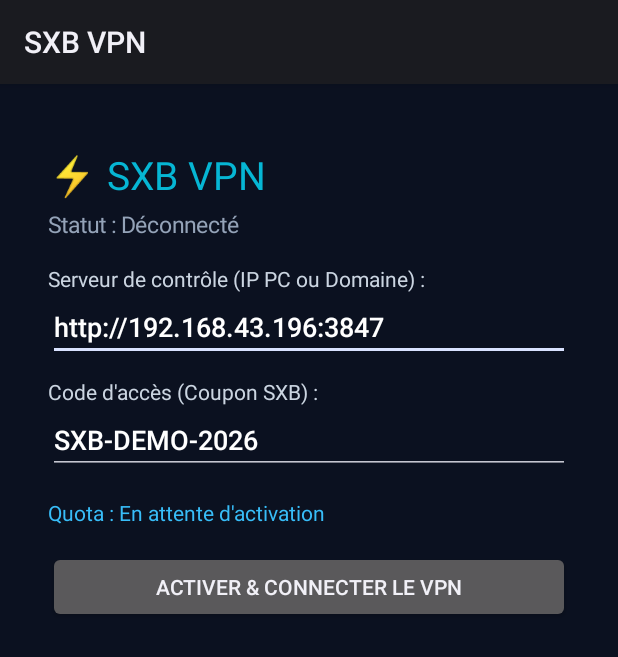
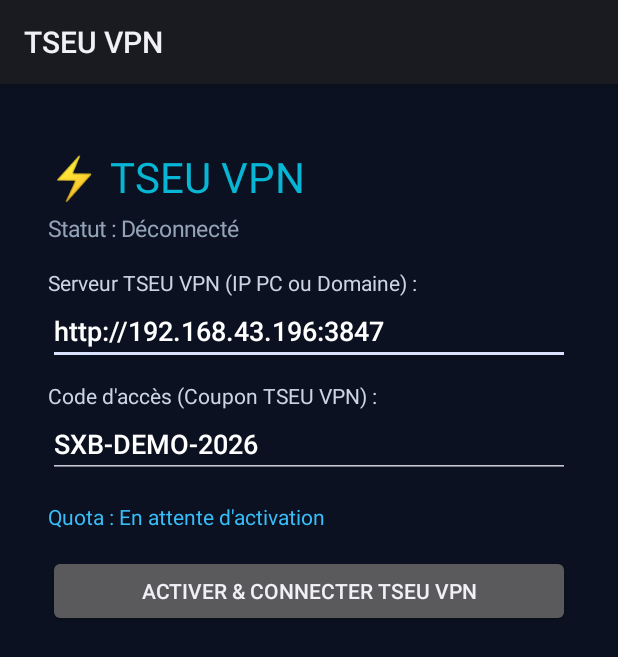
Before and after one commit to Tseu0/sxb-vpn, an Android app: the screen it shows after launch (MainActivity), on a phone screen of 412 x 824 dp. Shown: the top 657 px of the screen. Run offline under Robolectric (Android 15) with nearby library versions, the phone set to English and light mode, and no system bars.

Commit message:
Rebranding complet en TSEU VPN (App Android, Dashboard, Coupons et Certificat)

```diff
--- a/android-client/app/src/main/AndroidManifest.xml
+++ b/android-client/app/src/main/AndroidManifest.xml
@@ -9,14 +9,14 @@
     <application
         android:allowBackup="false"
         android:icon="@android:drawable/ic_lock_lock"
-        android:label="SXB VPN"
+        android:label="TSEU VPN"
         android:usesCleartextTraffic="true"
         android:supportsRtl="true">
 
         <activity
             android:name=".MainActivity"
             android:exported="true"
-            android:label="SXB VPN">
+            android:label="TSEU VPN">
             <intent-filter>
                 <action android:name="android.intent.action.MAIN" />
                 <category android:name="android.intent.category.LAUNCHER" />
--- a/android-client/app/src/main/java/com/sxbvpn/mobile/MainActivity.kt
+++ b/android-client/app/src/main/java/com/sxbvpn/mobile/MainActivity.kt
@@ -14,9 +14,9 @@ import com.sxbvpn.mobile.vpn.SxbVpnService
 import kotlin.concurrent.thread
 
 /**
- * Écran principal de l'application Android SXB VPN :
+ * Écran principal de l'application Android TSEU VPN :
  * - Champ URL serveur modifiable (pré-rempli avec l'IP de votre PC : http://192.168.43.196:3847)
- * - Saisie du code d'accès (Coupon)
+ * - Saisie du code d'accès (Coupon TSEU VPN)
  * - Verrouillage de l'identifiant matériel (HWID)
  * - Stockage chiffré AES-256-GCM dans l'Android Keystore
  * - Bouton de connexion 1-Tap (VpnService) et jauge de quota
@@ -28,7 +28,7 @@ class MainActivity : Activity() {
     override fun onCreate(savedInstanceState: Bundle?) {
         super.onCreate(savedInstanceState)
 
-        val prefs = getSharedPreferences("sxb_secure_prefs", MODE_PRIVATE)
+        val prefs = getSharedPreferences("tseu_secure_prefs", MODE_PRIVATE)
         val savedServerUrl = prefs.getString("server_url", "http://192.168.43.196:3847") ?: "http://192.168.43.196:3847"
         val savedCode = prefs.getString("active_code", "SXB-DEMO-2026") ?: "SXB-DEMO-2026"
 
@@ -39,8 +39,8 @@ class MainActivity : Activity() {
         }
 
         val titleView = TextView(this).apply {
-            text = "⚡ SXB VPN"
-            textSize = 26f
+            text = "⚡ TSEU VPN"
+            textSize = 28f
             setTextColor(Color.parseColor("#06B6D4"))
         }
         val statusView = TextView(this).apply {
@@ -50,7 +50,7 @@ class MainActivity : Activity() {
             setPadding(0, 8, 0, 24)
         }
         val serverLabel = TextView(this).apply {
-            text = "Serveur de contrôle (IP PC ou Domaine) :"
+            text = "Serveur TSEU VPN (IP PC ou Domaine) :"
             setTextColor(Color.parseColor("#CBD5E1"))
         }
         val serverInput = EditText(this).apply {
@@ -58,12 +58,12 @@ class MainActivity : Activity() {
             setTextColor(Color.WHITE)
         }
         val couponLabel = TextView(this).apply {
-            text = "Code d'accès (Coupon SXB) :"
+            text = "Code d'accès (Coupon TSEU VPN) :"
             setTextColor(Color.parseColor("#CBD5E1"))
             setPadding(0, 16, 0, 0)
         }
         val couponInput = EditText(this).apply {
-            hint = "Ex: SXB-DEMO-2026"
+            hint = "Ex: TSEU-DEMO-2026 ou SXB-DEMO-2026"
             setText(savedCode)
             setTextColor(Color.WHITE)
         }
@@ -73,7 +73,7 @@ class MainActivity : Activity() {
             setPadding(0, 24, 0, 24)
         }
         val connectBtn = Button(this).apply {
-            text = "ACTIVER & CONNECTER LE VPN"
+            text = "ACTIVER & CONNECTER TSEU VPN"
         }
 
         connectBtn.setOnClickListener {
@@ -81,7 +81,7 @@ class MainActivity : Activity() {
                 stopVpnService()
                 isVpnConnected = false
                 statusView.text = "Statut : Déconnecté"
-                connectBtn.text = "ACTIVER & CONNECTER LE VPN"
+                connectBtn.text = "ACTIVER & CONNECTER TSEU VPN"
                 return@setOnClickListener
             }
 
@@ -93,7 +93,7 @@ class MainActivity : Activity() {
             prefs.edit().putString("server_url", serverUrl).putString("active_code", code).apply()
             val apiClient = SxbApiClient(baseUrl = serverUrl)
 
-            statusView.text = "Connexion au serveur et déchiffrement AES-256-GCM..."
+            statusView.text = "Connexion à TSEU VPN et déchiffrement AES-256-GCM..."
             thread {
                 try {
                     val res = apiClient.activateCoupon(code, hwid, model, "Android ${Build.VERSION.RELEASE}")
@@ -109,8 +109,8 @@ class MainActivity : Activity() {
                             quotaView.text = "Forfait : ${res.planName}\nQuota restant : $remMb Mo\nExpire le : ${res.expiresAt}"
                             requestAndStartVpn()
                             isVpnConnected = true
-                            statusView.text = "Statut : VPN ACTIF (Chiffré AES-256-GCM)"
-                            connectBtn.text = "DÉCONNECTER LE VPN"
+                            statusView.text = "Statut : TSEU VPN ACTIF (AES-256-GCM)"
+                            connectBtn.text = "DÉCONNECTER TSEU VPN"
                         }
                     }
                 } catch (e: Exception) {
--- a/android-client/settings.gradle.kts
+++ b/android-client/settings.gradle.kts
@@ -12,5 +12,5 @@ dependencyResolutionManagement {
         mavenCentral()
     }
 }
-rootProject.name = "SXB-VPN-Android"
+rootProject.name = "TSEU-VPN-Android"
 include(":app")
```
Also changed, not shown: android-client/app/src/main/java/com/sxbvpn/mobile/vpn/SxbVpnService.kt (+10 -13 lines), 4 other files.
